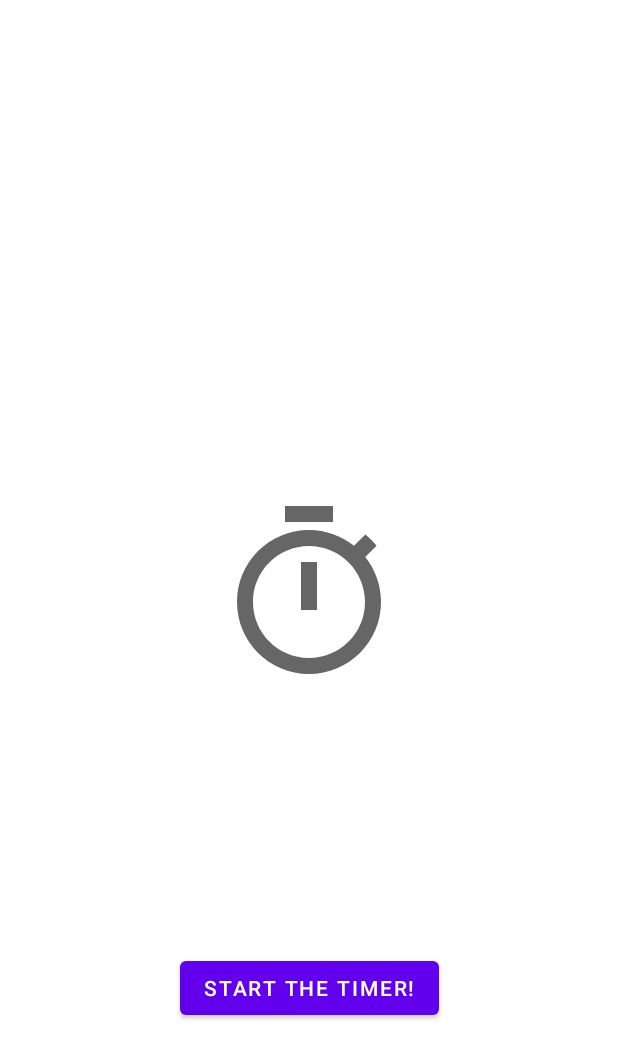
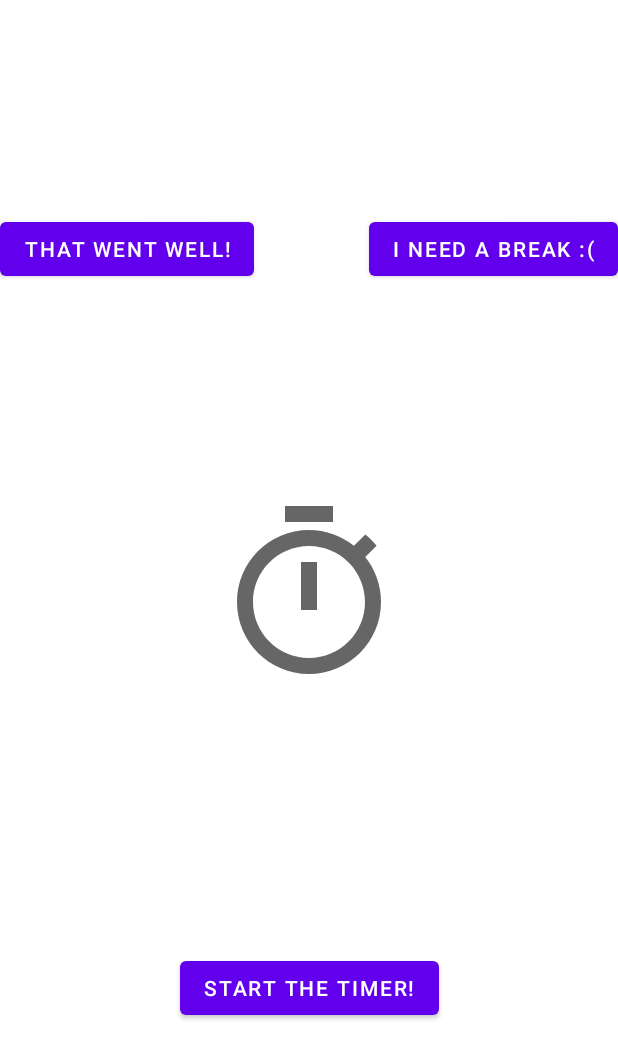
Before and after one commit to sc71/Just20Minutes-1, an Android app: the layout activity_twenty_minute_timer.xml on its own in the app's theme, with its tools: preview values and no code run, on a phone screen of 412 x 824 dp. Shown: the top 1059 px of the screen. Run offline under Robolectric (Android 15) with nearby library versions, the phone set to English and light mode, and no system bars.

Commit message:
Made the buttons for the work timer page that take you to the item page and the help timer page, also made the timer that takes you to the item page

```diff
--- a/app/src/main/res/layout/activity_twenty_minute_timer.xml
+++ b/app/src/main/res/layout/activity_twenty_minute_timer.xml
@@ -32,4 +32,22 @@
         app:layout_constraintStart_toStartOf="parent"
         app:layout_constraintTop_toBottomOf="@+id/text_view" />
 
+    <Button
+        android:id="@+id/allGoodButton"
+        android:layout_width="wrap_content"
+        android:layout_height="wrap_content"
+        android:text="That went well!"
+        app:layout_constraintBottom_toTopOf="@+id/text_view"
+        app:layout_constraintStart_toStartOf="parent"
+        app:layout_constraintTop_toTopOf="parent" />
+
+    <Button
+        android:id="@+id/needBreakButton"
+        android:layout_width="wrap_content"
+        android:layout_height="wrap_content"
+        android:text="I need a break :("
+        app:layout_constraintBottom_toTopOf="@+id/text_view"
+        app:layout_constraintEnd_toEndOf="parent"
+        app:layout_constraintTop_toTopOf="parent" />
+
 </androidx.constraintlayout.widget.ConstraintLayout>
```
Also changed, not shown: app/src/main/java/com/example/just20minutes/TwentyMinuteTimer.kt (+21 -0 lines).
